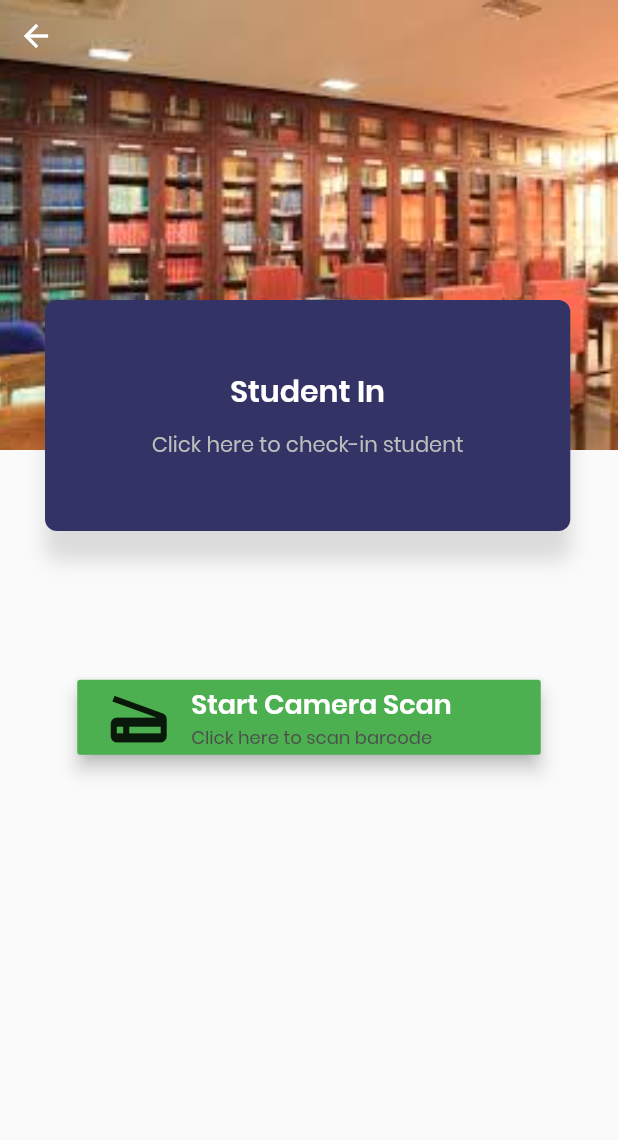
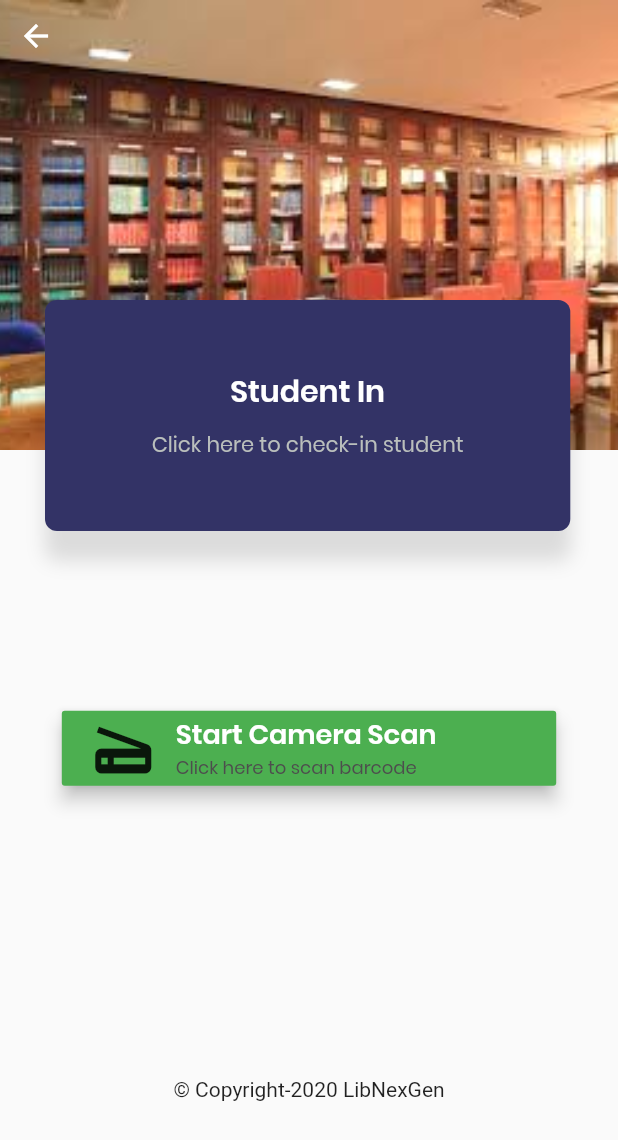
Before and after one commit to ritesh-sharma33/LibNexGen, a Flutter app: the StudentSignInPage screen opened directly, on a phone screen of 412 x 824 dp. Shown: the top 1140 px of the screen. Run offline on Flutter 3.47's test engine with Material 2 defaults, Android fonts, the phone set to English and light mode, and no system bars; our stand-ins replace cloud_firestore, qr_flutter; missing offline and left inert: barcode_scan; accounts and stored records are empty.

Commit message:
Minor bugs fixed

```diff
--- a/lib/pages/student_sign_in.dart
+++ b/lib/pages/student_sign_in.dart
@@ -89,8 +89,11 @@ class _StudentSignInPageState extends State<StudentSignInPage> {
 
 
     return Container(
-        width: deviceWidth * 0.75,
-        margin: EdgeInsets.only(top: deviceHeight * 0.55, left: deviceWidth * 0.125),
+        decoration: BoxDecoration(
+          borderRadius: BorderRadius.circular(10)
+        ),
+        width: deviceWidth * 0.8,
+        margin: EdgeInsets.only(top: deviceHeight * 0.575, left: deviceHeight * 0.05),
         child: Column(
           children: <Widget>[
             InkWell(
@@ -133,7 +136,9 @@ class _StudentSignInPageState extends State<StudentSignInPage> {
                   )
                 );
               },
-            ) : SizedBox()
+            ) : SizedBox(),
+            SizedBox(height: deviceHeight * 0.175,),
+            Text("© Copyright-2020 LibNexGen")
           ]
         )
       );
--- a/lib/pages/student_sign_out.dart
+++ b/lib/pages/student_sign_out.dart
@@ -90,7 +90,7 @@ class _StudentSignOutStatePage extends State<StudentSignOutPage> {
 
     return Container(
         width: deviceWidth * 0.75,
-        margin: EdgeInsets.only(top: deviceHeight * 0.6, left: deviceWidth * 0.125),
+        margin: EdgeInsets.only(top: deviceHeight * 0.55, left: deviceWidth * 0.125),
         child: Column(
           children: <Widget>[
             InkWell(
@@ -139,6 +139,8 @@ class _StudentSignOutStatePage extends State<StudentSignOutPage> {
               )
               :
               SizedBox(),
+              SizedBox(height: deviceHeight * 0.175,),
+              Text("© Copyright-2020 LibNexGen")
           ]
         )
       );
```
Also changed, not shown: lib/pages/query_page.dart (+6 -1 lines), lib/pages/show_records.dart (+20 -13 lines), lib/widgets/home_page_body.dart (+2 -19 lines), lib/widgets/slide_routing_animation.dart (added, +25 -0 lines).
